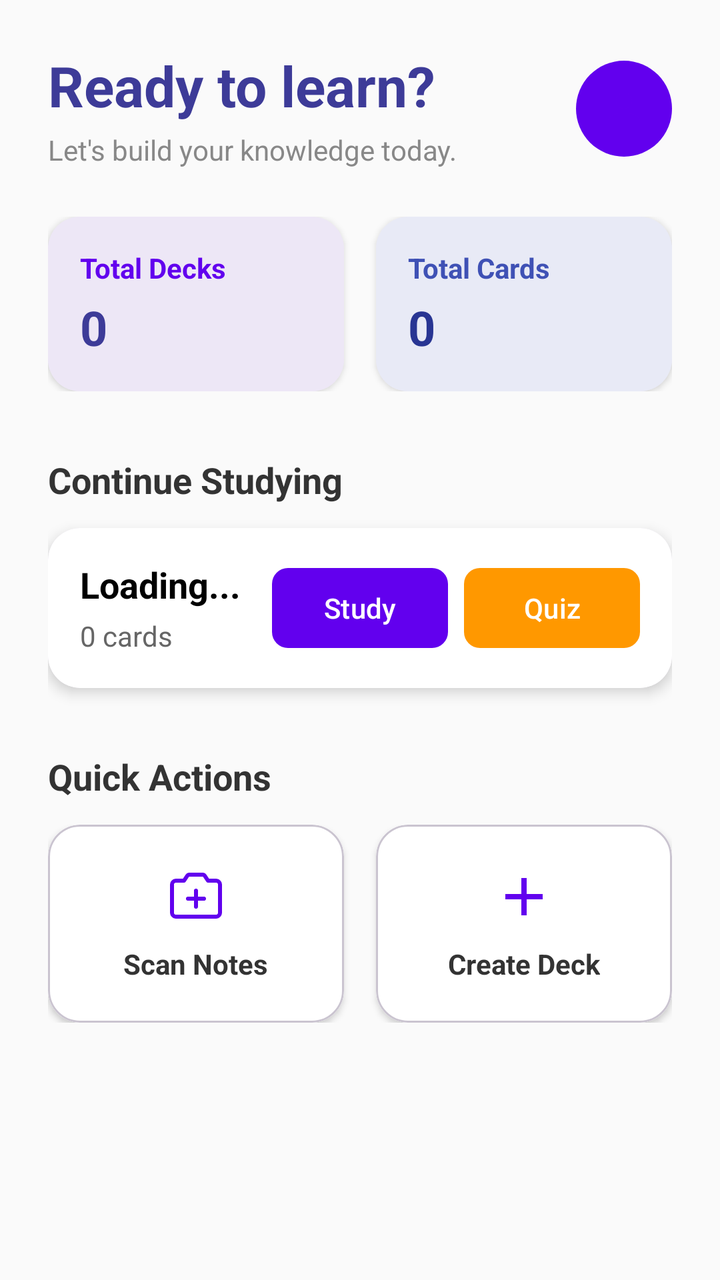
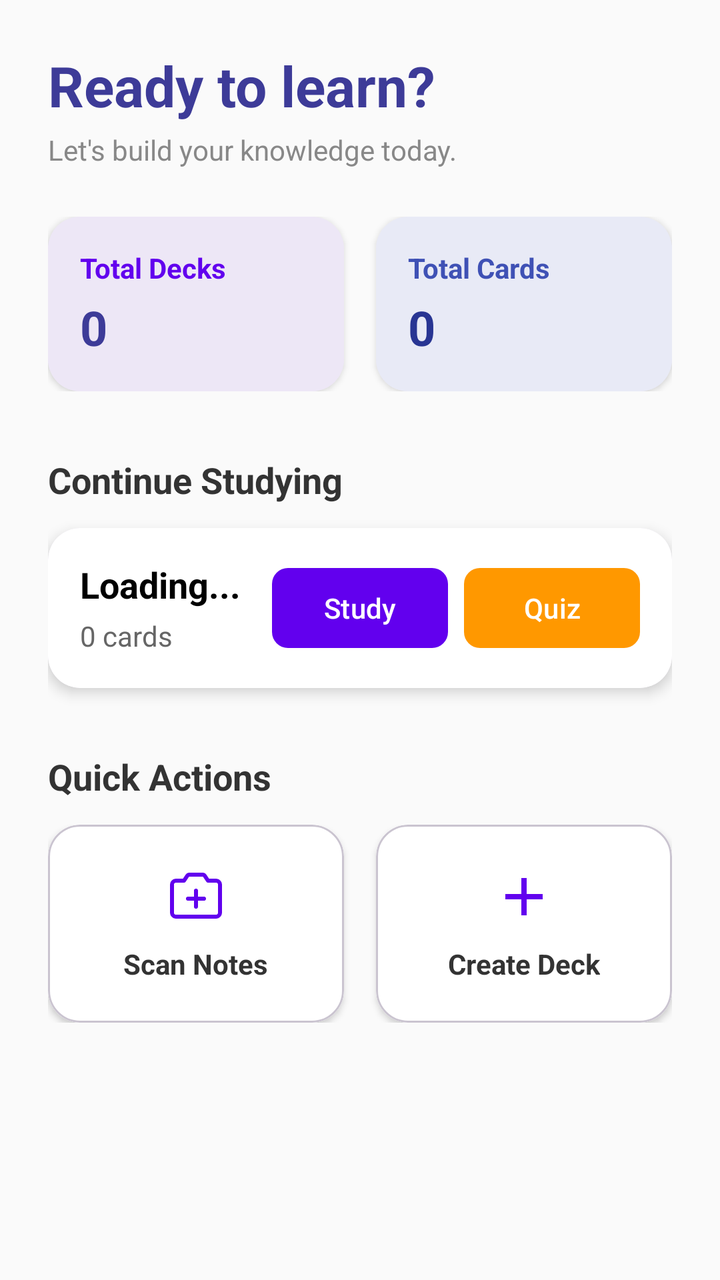

An Android layout rendered at two revisions. The XML below is the earlier revision; the diff shows what the commit changed to produce the second picture.
<!-- AndroidManifest.xml: application theme Theme.BrainByte -->
<!-- res/layout/fragment_home.xml -->
<?xml version="1.0" encoding="utf-8"?>
<ScrollView xmlns:android="http://schemas.android.com/apk/res/android"
    xmlns:app="http://schemas.android.com/apk/res-auto"
    xmlns:tools="http://schemas.android.com/tools"
    android:layout_width="match_parent"
    android:layout_height="match_parent"
    android:background="#FAFAFA"
    android:fillViewport="true">

    <LinearLayout
        android:layout_width="match_parent"
        android:layout_height="wrap_content"
        android:orientation="vertical"
        android:padding="24dp">

        
        <androidx.constraintlayout.widget.ConstraintLayout
            android:layout_width="match_parent"
            android:layout_height="wrap_content"
            android:layout_marginBottom="24dp">

            <TextView
                android:id="@+id/welcome_title"
                android:layout_width="0dp"
                android:layout_height="wrap_content"
                android:text="Ready to learn?"
                android:textColor="#3D3B98"
                android:textSize="28sp"
                android:textStyle="bold"
                app:layout_constraintStart_toStartOf="parent"
                app:layout_constraintTop_toTopOf="parent"
                app:layout_constraintEnd_toStartOf="@id/profile_icon"/>

            <TextView
                android:id="@+id/welcome_subtitle"
                android:layout_width="0dp"
                android:layout_height="wrap_content"
                android:text="Let's build your knowledge today."
                android:textColor="#888888"
                android:textSize="14sp"
                android:layout_marginTop="4dp"
                app:layout_constraintStart_toStartOf="parent"
                app:layout_constraintTop_toBottomOf="@id/welcome_title"
                app:layout_constraintEnd_toStartOf="@id/profile_icon"/>

            <ImageView
                android:id="@+id/profile_icon"
                android:layout_width="48dp"
                android:layout_height="48dp"
                android:background="@drawable/circle_badge_background"
                android:padding="12dp"
                android:src="@drawable/ic_profile"
                app:tint="#6200EE"
                app:layout_constraintEnd_toEndOf="parent"
                app:layout_constraintTop_toTopOf="parent"
                app:layout_constraintBottom_toBottomOf="parent"/>
        </androidx.constraintlayout.widget.ConstraintLayout>

        
        <LinearLayout
            android:layout_width="match_parent"
            android:layout_height="wrap_content"
            android:orientation="horizontal"
            android:baselineAligned="false"
            android:layout_marginBottom="32dp">

            
            <com.google.android.material.card.MaterialCardView
                android:layout_width="0dp"
                android:layout_height="wrap_content"
                android:layout_weight="1"
                android:layout_marginEnd="8dp"
                app:cardCornerRadius="16dp"
                app:cardElevation="2dp"
                app:strokeWidth="0dp">

                <LinearLayout
                    android:layout_width="match_parent"
                    android:layout_height="wrap_content"
                    android:orientation="vertical"
                    android:padding="16dp"
                    android:background="#EDE7F6">

                    <TextView
                        android:layout_width="wrap_content"
                        android:layout_height="wrap_content"
                        android:text="Total Decks"
                        android:textColor="#6200EE"
                        android:textSize="14sp"
                        android:textStyle="bold" />

                    <TextView
                        android:id="@+id/tv_total_decks"
                        android:layout_width="wrap_content"
                        android:layout_height="wrap_content"
                        android:layout_marginTop="4dp"
                        android:text="0"
                        android:textColor="#3D3B98"
                        android:textSize="24sp"
                        android:textStyle="bold" />
                </LinearLayout>
            </com.google.android.material.card.MaterialCardView>

            
            <com.google.android.material.card.MaterialCardView
                android:layout_width="0dp"
                android:layout_height="wrap_content"
                android:layout_weight="1"
                android:layout_marginStart="8dp"
                app:cardCornerRadius="16dp"
                app:cardElevation="2dp"
                app:strokeWidth="0dp">

                <LinearLayout
                    android:layout_width="match_parent"
                    android:layout_height="wrap_content"
                    android:orientation="vertical"
                    android:padding="16dp"
                    android:background="#E8EAF6">

                    <TextView
                        android:layout_width="wrap_content"
                        android:layout_height="wrap_content"
                        android:text="Total Cards"
                        android:textColor="#3F51B5"
                        android:textSize="14sp"
                        android:textStyle="bold" />

                    <TextView
                        android:id="@+id/tv_total_cards"
                        android:layout_width="wrap_content"
                        android:layout_height="wrap_content"
                        android:layout_marginTop="4dp"
                        android:text="0"
                        android:textColor="#283593"
                        android:textSize="24sp"
                        android:textStyle="bold" />
                </LinearLayout>
            </com.google.android.material.card.MaterialCardView>
        </LinearLayout>

        
        <TextView
            android:layout_width="wrap_content"
            android:layout_height="wrap_content"
            android:text="Continue Studying"
            android:textColor="#333333"
            android:textSize="18sp"
            android:textStyle="bold"
            android:layout_marginBottom="12dp"/>

        <com.google.android.material.card.MaterialCardView
            android:id="@+id/card_continue_studying"
            android:layout_width="match_parent"
            android:layout_height="wrap_content"
            android:layout_marginBottom="32dp"
            app:cardCornerRadius="16dp"
            app:cardElevation="4dp"
            app:strokeWidth="0dp">

            <androidx.constraintlayout.widget.ConstraintLayout
                android:layout_width="match_parent"
                android:layout_height="wrap_content"
                android:padding="16dp"
                android:background="@drawable/deck_item_background">

                <TextView
                    android:id="@+id/tv_recent_deck_name"
                    android:layout_width="0dp"
                    android:layout_height="wrap_content"
                    android:text="Loading..."
                    android:textColor="#000000"
                    android:textSize="18sp"
                    android:textStyle="bold"
                    app:layout_constraintStart_toStartOf="parent"
                    app:layout_constraintTop_toTopOf="parent"
                    app:layout_constraintEnd_toStartOf="@id/btn_study_now"/>

                <TextView
                    android:id="@+id/tv_recent_deck_count"
                    android:layout_width="wrap_content"
                    android:layout_height="wrap_content"
                    android:layout_marginTop="4dp"
                    android:text="0 cards"
                    android:textColor="#666666"
                    android:textSize="14sp"
                    app:layout_constraintStart_toStartOf="parent"
                    app:layout_constraintTop_toBottomOf="@id/tv_recent_deck_name"/>

                <com.google.android.material.button.MaterialButton
                    android:id="@+id/btn_study_now"
                    android:layout_width="wrap_content"
                    android:layout_height="wrap_content"
                    android:text="Study"
                    app:cornerRadius="8dp"
                    app:backgroundTint="#6200EE"
                    app:layout_constraintEnd_toStartOf="@id/btn_home_take_quiz"
                    app:layout_constraintTop_toTopOf="parent"
                    app:layout_constraintBottom_toBottomOf="parent"
                    android:layout_marginEnd="8dp"/>

                <com.google.android.material.button.MaterialButton
                    android:id="@+id/btn_home_take_quiz"
                    android:layout_width="wrap_content"
                    android:layout_height="wrap_content"
                    android:text="Quiz"
                    app:cornerRadius="8dp"
                    app:backgroundTint="#FF9800"
                    app:layout_constraintEnd_toEndOf="parent"
                    app:layout_constraintTop_toTopOf="parent"
                    app:layout_constraintBottom_toBottomOf="parent"/>

            </androidx.constraintlayout.widget.ConstraintLayout>
        </com.google.android.material.card.MaterialCardView>

        <TextView
            android:id="@+id/tv_empty_decks_msg"
            android:layout_width="match_parent"
            android:layout_height="wrap_content"
            android:text="You haven't created any decks yet."
            android:textColor="#888888"
            android:textSize="14sp"
            android:textAlignment="center"
            android:layout_marginBottom="32dp"
            android:visibility="gone"/>

        
        <TextView
            android:layout_width="wrap_content"
            android:layout_height="wrap_content"
            android:text="Quick Actions"
            android:textColor="#333333"
            android:textSize="18sp"
            android:textStyle="bold"
            android:layout_marginBottom="12dp"/>

        <LinearLayout
            android:layout_width="match_parent"
            android:layout_height="wrap_content"
            android:orientation="horizontal"
            android:baselineAligned="false">

            <com.google.android.material.card.MaterialCardView
                android:id="@+id/action_scan"
                android:layout_width="0dp"
                android:layout_height="wrap_content"
                android:layout_weight="1"
                android:layout_marginEnd="8dp"
                app:cardCornerRadius="16dp"
                app:cardElevation="2dp"
                android:clickable="true"
                android:focusable="true">

                <LinearLayout
                    android:layout_width="match_parent"
                    android:layout_height="wrap_content"
                    android:orientation="vertical"
                    android:gravity="center"
                    android:padding="20dp"
                    android:background="#FFFFFF">

                    <ImageView
                        android:layout_width="32dp"
                        android:layout_height="32dp"
                        android:src="@drawable/ic_camera_plus"
                        app:tint="#6200EE"
                        android:layout_marginBottom="8dp"/>

                    <TextView
                        android:layout_width="wrap_content"
                        android:layout_height="wrap_content"
                        android:text="Scan Notes"
                        android:textColor="#333333"
                        android:textSize="14sp"
                        android:textStyle="bold" />
                </LinearLayout>
            </com.google.android.material.card.MaterialCardView>

            <com.google.android.material.card.MaterialCardView
                android:id="@+id/action_create"
                android:layout_width="0dp"
                android:layout_height="wrap_content"
                android:layout_weight="1"
                android:layout_marginStart="8dp"
                app:cardCornerRadius="16dp"
                app:cardElevation="2dp"
                android:clickable="true"
                android:focusable="true">

                <LinearLayout
                    android:layout_width="match_parent"
                    android:layout_height="wrap_content"
                    android:orientation="vertical"
                    android:gravity="center"
                    android:padding="20dp"
                    android:background="#FFFFFF">

                    <ImageView
                        android:layout_width="32dp"
                        android:layout_height="32dp"
                        android:src="@drawable/ic_add"
                        app:tint="#6200EE"
                        android:layout_marginBottom="8dp"/>

                    <TextView
                        android:layout_width="wrap_content"
                        android:layout_height="wrap_content"
                        android:text="Create Deck"
                        android:textColor="#333333"
                        android:textSize="14sp"
                        android:textStyle="bold" />
                </LinearLayout>
            </com.google.android.material.card.MaterialCardView>
        </LinearLayout>

    </LinearLayout>
</ScrollView>
<!-- resources referenced by this layout -->
<resources>
  <!-- drawable circle_badge_background (drawable) -->
  <?xml version="1.0" encoding="utf-8"?>
  <shape xmlns:android="http://schemas.android.com/apk/res/android"
      android:shape="oval">
      <solid android:color="#6200EE" />
      <size
          android:width="28dp"
          android:height="28dp" />
  </shape>
  <!-- drawable deck_item_background (drawable) -->
  <?xml version="1.0" encoding="utf-8"?>
  <ripple xmlns:android="http://schemas.android.com/apk/res/android"
      android:color="?android:attr/colorControlHighlight">
      <item>
          <shape android:shape="rectangle">
              <solid android:color="@android:color/white" />
              <corners android:radius="16dp" />
          </shape>
      </item>
  </ripple>
  <!-- drawable ic_add (drawable) -->
  <vector xmlns:android="http://schemas.android.com/apk/res/android" android:height="24dp" android:tint="#000000" android:viewportHeight="24" android:viewportWidth="24" android:width="24dp">
        
      <path android:fillColor="@android:color/white" android:pathData="M19,13h-6v6h-2v-6H5v-2h6V5h2v6h6v2z"/>
      
  </vector>
  <!-- drawable ic_camera_plus (drawable) -->
  <vector xmlns:android="http://schemas.android.com/apk/res/android"
      android:width="48dp"
      android:height="48dp"
      android:viewportWidth="256"
      android:viewportHeight="256">
    <path
        android:pathData="M168,136a8,8 0,0 1,-8 8L136,144v24a8,8 0,0 1,-16 0L120,144L96,144a8,8 0,0 1,0 -16h24L120,104a8,8 0,0 1,16 0v24h24A8,8 0,0 1,168 136ZM232,80L232,192a24,24 0,0 1,-24 24L48,216a24,24 0,0 1,-24 -24L24,80A24,24 0,0 1,48 56L75.72,56L87,39.12A16,16 0,0 1,100.28 32h55.44A16,16 0,0 1,169 39.12L180.28,56L208,56A24,24 0,0 1,232 80ZM216,80a8,8 0,0 0,-8 -8L176,72a8,8 0,0 1,-6.66 -3.56L155.72,48L100.28,48L86.66,68.44A8,8 0,0 1,80 72L48,72a8,8 0,0 0,-8 8L40,192a8,8 0,0 0,8 8L208,200a8,8 0,0 0,8 -8Z"
        android:fillColor="#ffffff"/>
  </vector>
  <!-- drawable ic_profile (drawable) -->
  <vector xmlns:android="http://schemas.android.com/apk/res/android"
      android:width="24dp"
      android:height="24dp"
      android:viewportWidth="24"
      android:viewportHeight="24">
      <path
          android:fillColor="#000000"
          android:pathData="M12,12c2.21,0 4,-1.79 4,-4s-1.79,-4 -4,-4 -4,1.79 -4,4 1.79,4 4,4zM12,14c-2.67,0 -8,1.34 -8,4v2h16v-2c0,-2.66 -5.33,-4 -8,-4z" />
  </vector>
  <style name="Theme.BrainByte" parent="Base.Theme.BrainByte" />
  <style name="Base.Theme.BrainByte" parent="Theme.Material3.DayNight.NoActionBar">
      </style>
</resources>

<!-- the commit's change to res/layout/fragment_home.xml (unified diff, before → after) -->
@@ -43,14 +43,12 @@
                 app:layout_constraintTop_toBottomOf="@id/welcome_title"
                 app:layout_constraintEnd_toStartOf="@id/profile_icon"/>
 
-            <ImageView
+            <com.google.android.material.imageview.ShapeableImageView
                 android:id="@+id/profile_icon"
                 android:layout_width="48dp"
                 android:layout_height="48dp"
-                android:background="@drawable/circle_badge_background"
-                android:padding="12dp"
-                android:src="@drawable/ic_profile"
-                app:tint="#6200EE"
+                android:alpha="0"
+                app:shapeAppearanceOverlay="@style/CircleImage"
                 app:layout_constraintEnd_toEndOf="parent"
                 app:layout_constraintTop_toTopOf="parent"
                 app:layout_constraintBottom_toBottomOf="parent"/>
<!-- resource entries referenced after the edit -->
@@ -1,14 +1,5 @@
 <!-- resources referenced by this layout -->
 <resources>
-  <!-- drawable circle_badge_background (drawable) -->
-  <?xml version="1.0" encoding="utf-8"?>
-  <shape xmlns:android="http://schemas.android.com/apk/res/android"
-      android:shape="oval">
-      <solid android:color="#6200EE" />
-      <size
-          android:width="28dp"
-          android:height="28dp" />
-  </shape>
   <!-- drawable deck_item_background (drawable) -->
   <?xml version="1.0" encoding="utf-8"?>
   <ripple xmlns:android="http://schemas.android.com/apk/res/android"
@@ -36,16 +27,9 @@
         android:pathData="M168,136a8,8 0,0 1,-8 8L136,144v24a8,8 0,0 1,-16 0L120,144L96,144a8,8 0,0 1,0 -16h24L120,104a8,8 0,0 1,16 0v24h24A8,8 0,0 1,168 136ZM232,80L232,192a24,24 0,0 1,-24 24L48,216a24,24 0,0 1,-24 -24L24,80A24,24 0,0 1,48 56L75.72,56L87,39.12A16,16 0,0 1,100.28 32h55.44A16,16 0,0 1,169 39.12L180.28,56L208,56A24,24 0,0 1,232 80ZM216,80a8,8 0,0 0,-8 -8L176,72a8,8 0,0 1,-6.66 -3.56L155.72,48L100.28,48L86.66,68.44A8,8 0,0 1,80 72L48,72a8,8 0,0 0,-8 8L40,192a8,8 0,0 0,8 8L208,200a8,8 0,0 0,8 -8Z"
         android:fillColor="#ffffff"/>
   </vector>
-  <!-- drawable ic_profile (drawable) -->
-  <vector xmlns:android="http://schemas.android.com/apk/res/android"
-      android:width="24dp"
-      android:height="24dp"
-      android:viewportWidth="24"
-      android:viewportHeight="24">
-      <path
-          android:fillColor="#000000"
-          android:pathData="M12,12c2.21,0 4,-1.79 4,-4s-1.79,-4 -4,-4 -4,1.79 -4,4 1.79,4 4,4zM12,14c-2.67,0 -8,1.34 -8,4v2h16v-2c0,-2.66 -5.33,-4 -8,-4z" />
-  </vector>
+  <style name="CircleImage" parent="ShapeAppearance.Material3.MediumComponent">
+          <item name="cornerSize">50%</item>
+      </style>
   <style name="Theme.BrainByte" parent="Base.Theme.BrainByte" />
   <style name="Base.Theme.BrainByte" parent="Theme.Material3.DayNight.NoActionBar">
       </style>
